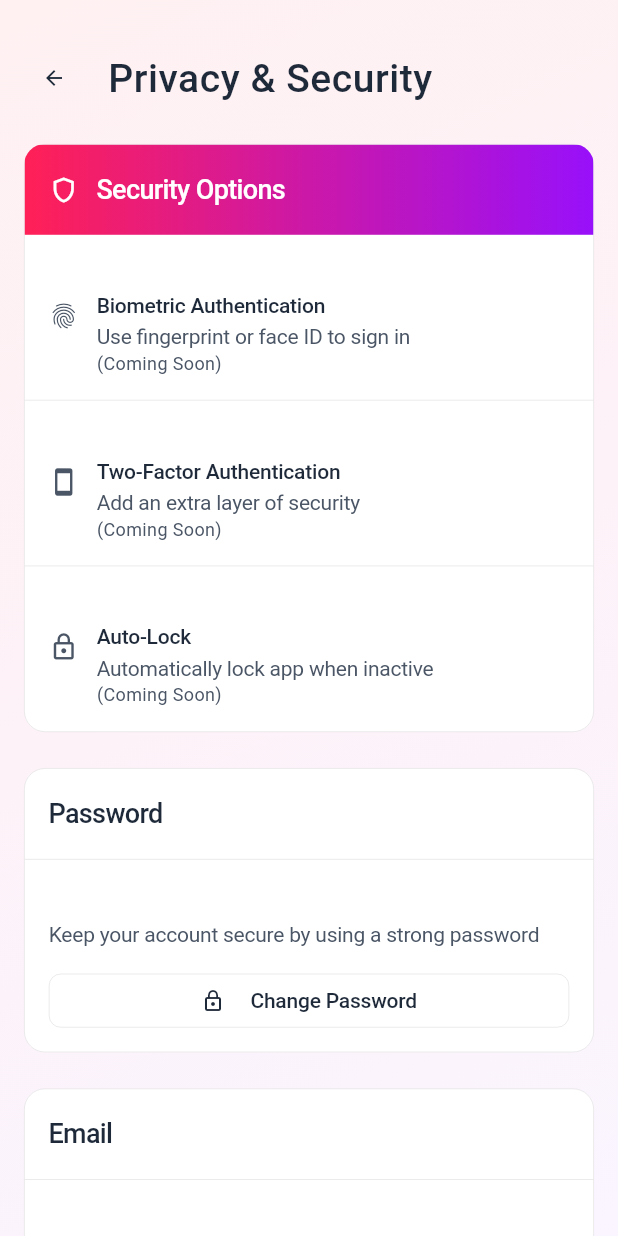
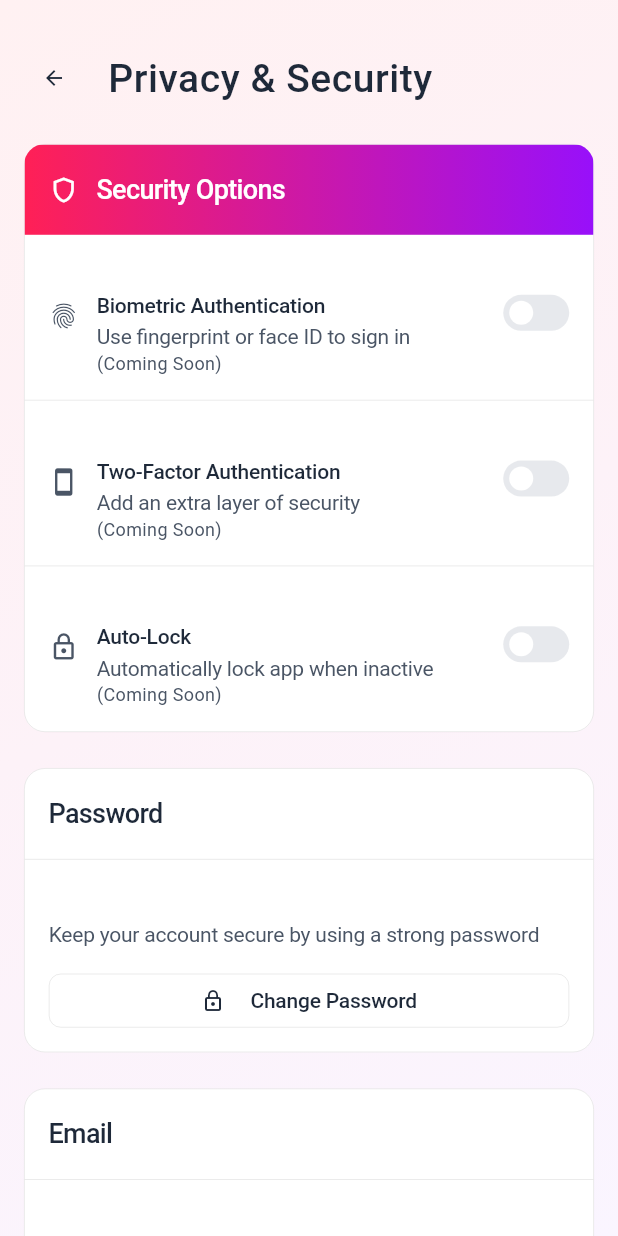
Before and after one commit to Husam-ali-Alhajj/rosewater-cafe, a Flutter app: the PrivacySecurityScreen screen opened directly, on a phone screen of 412 x 824 dp. Run offline on Flutter 3.47's test engine with Material 3 defaults, Android fonts, the phone set to English and light mode, and no system bars; our stand-ins replace file_picker, flutter_secure_storage, google_fonts, image_picker, qr_flutter, shared_preferences and 1 more; accounts and stored records are empty.

Commit message:
Fix: Dark Mode switch (and every SettingToggleRow switch) invisible in light mode
Your latest dark-mode-rebuild commit changed SettingSwitch's off-state
track fill from a fixed grey to context.colors.surfaceElevated. In light
mode that token IS AppColors.cardWhite -- the exact same solid white as
the card the switch sits on (see _Card's fill in
app_settings_screen.dart) -- so an off toggle rendered as a solid-white
pill, with a white thumb, on a solid-white card: no edge, no contrast,
nothing to see or tap. That's why the Dark Mode row's switch (and every
other SettingToggleRow switch that starts off -- Privacy & Security's
Security Options, Notification Settings' toggles) looked like it wasn't
there.

DotsIndicator.inactiveColor's own doc comment (added in the same
commit) already calls out this exact pitfall -- "surfaceElevated is a
card fill and, in light mode, pure white" -- and picks a dedicated
brightness-aware grey pair instead of reusing a card-fill token for a
small solid control that sits ON a card. SettingSwitch now does the
same: 0xFFD1D5DC in light mode (the original, pre-regression color),
0xFF4A4152 in dark, independent of whatever surface color the row
happens to be drawn on.

Verified with `flutter analyze` (no issues) and `flutter test` (all
221 tests passing).

Co-Authored-By: Claude Sonnet 5 <noreply@anthropic.com>
Claude-Session: https://claude.ai/code/session_01SrMcorgqftFNc5tyeu3Lnx

```diff
--- a/lib/widgets/setting_toggle_row.dart
+++ b/lib/widgets/setting_toggle_row.dart
@@ -116,10 +116,16 @@ class SettingSwitch extends StatelessWidget {
   @override
   Widget build(BuildContext context) {
     final enabled = onTap != null;
-    // A step lighter than the card it sits on (like the bottom nav / an app
-    // bar), not the translucent hairline `border` token -- a switch track
-    // needs to read as solid and visibly distinct from the card surface.
-    final switchOff = context.colors.surfaceElevated;
+    // NOT `context.colors.surfaceElevated`: that token IS the card's own
+    // white in light mode (see `_Card`'s fill in app_settings_screen.dart),
+    // so an off-state track drawn in it -- with a white thumb on top --
+    // was a solid-white pill on a solid-white card: invisible, with nothing
+    // to tap. Same pitfall `DotsIndicator.inactiveColor`'s doc comment
+    // already calls out for the exact same reason; this picks its own
+    // brightness-aware grey pair the same way, rather than reusing a card
+    // fill for a small solid control that sits ON a card.
+    final isDark = Theme.of(context).brightness == Brightness.dark;
+    final switchOff = isDark ? const Color(0xFF4A4152) : const Color(0xFFD1D5DC);
     return Semantics(
       toggled: value,
       label: label,
```
